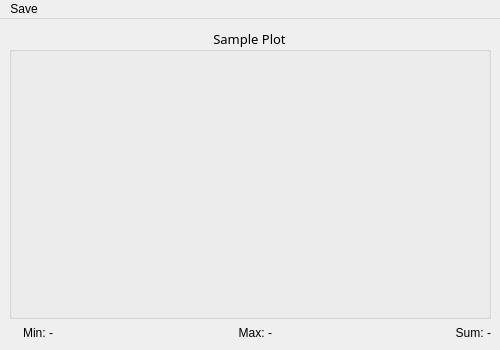
This is slsDetectorGui/forms/form_cloneplot.ui in slsdetectorgroup/slsDetectorPackage as Qt 5 draws it before an edit. The edited form follows.
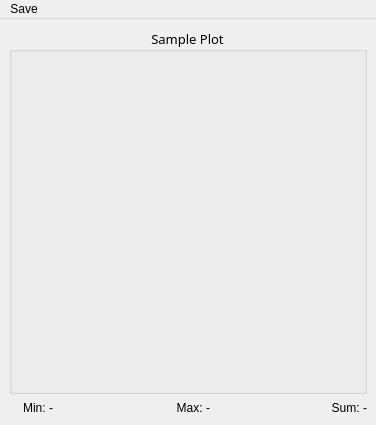
This is the edited form.

```diff
--- a/slsDetectorGui/forms/form_cloneplot.ui
+++ b/slsDetectorGui/forms/form_cloneplot.ui
@@ -6,8 +6,8 @@
    <rect>
     <x>0</x>
     <y>0</y>
-    <width>500</width>
-    <height>350</height>
+    <width>376</width>
+    <height>425</height>
    </rect>
   </property>
   <property name="minimumSize">
@@ -240,7 +240,7 @@
     <rect>
      <x>0</x>
      <y>0</y>
-     <width>500</width>
+     <width>376</width>
      <height>28</height>
     </rect>
    </property>
```
